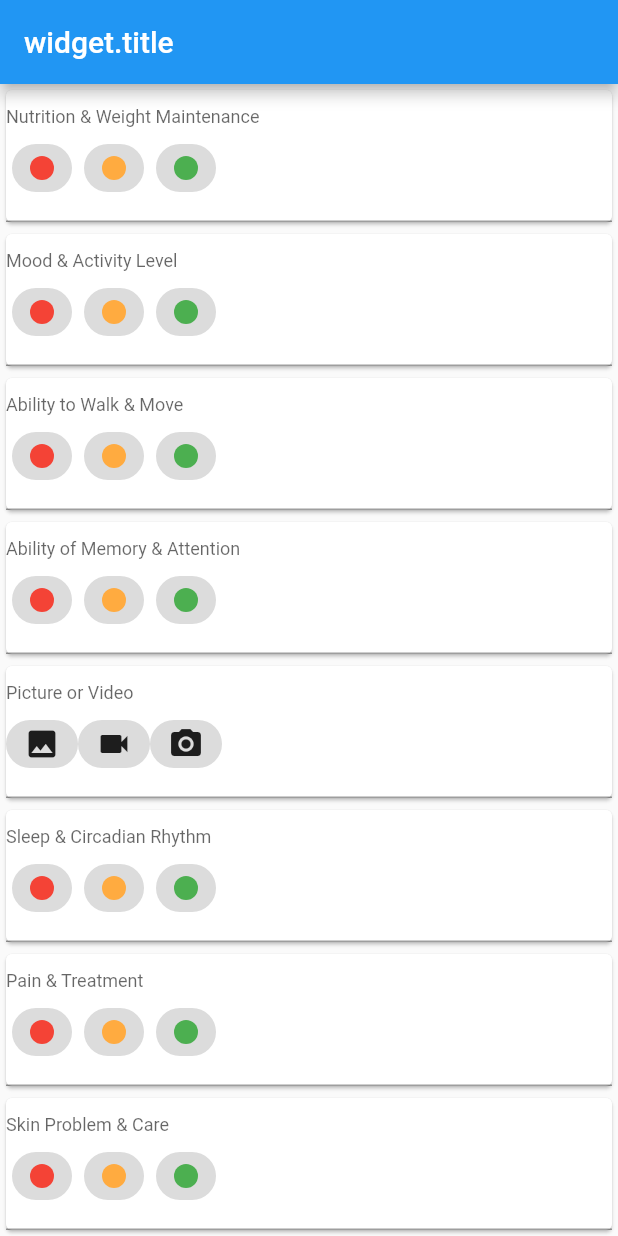
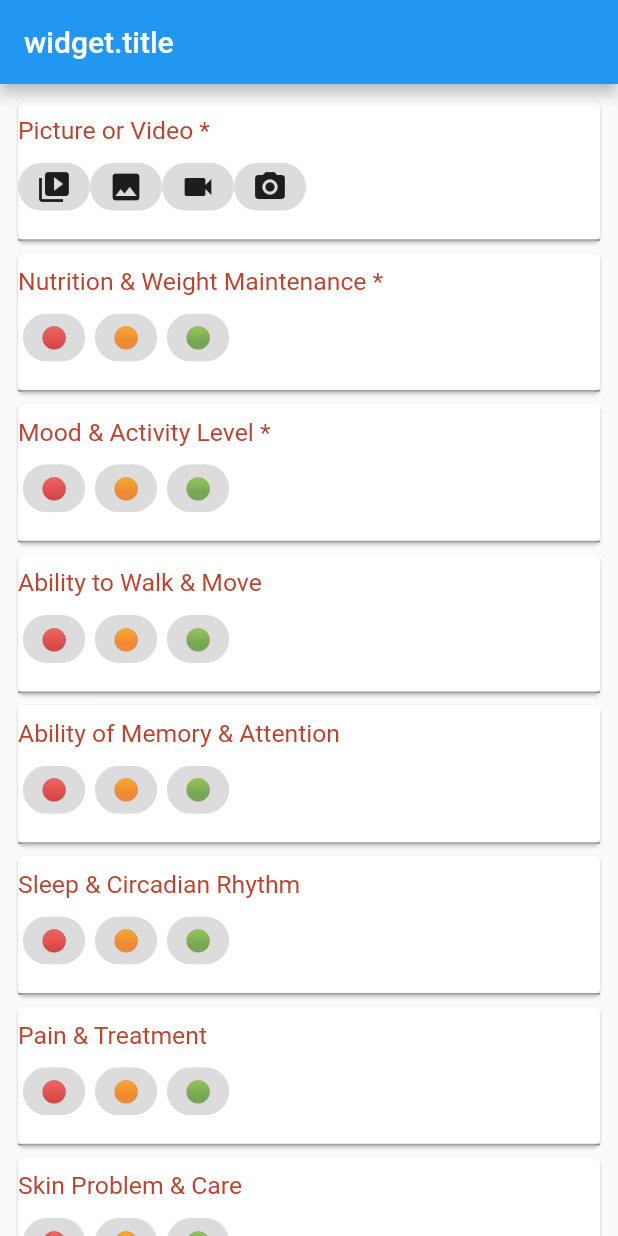
Before and after one commit to nolza95/granny_state_pic, a Flutter app: the screen it shows after launch, on a phone screen of 412 x 824 dp. Run offline on Flutter 3.47's test engine with Material 2 defaults, Android fonts, the light colour scheme and no system bars; drawn by our look-alikes of flutter_form_builder; our stand-ins replace image_picker, share, video_player.

Commit message:
디자인 완료

```diff
--- a/lib/main.dart
+++ b/lib/main.dart
@@ -1,8 +1,6 @@
 /*
-필수: 사진/동영상, 식이/체중, 기분/활동량, 거동기능, 인지기능
-옵션: 수면, 통증, 피부, 코멘트
-- 필수를 다 하면 사진 및 상태가 상단에 정리되고 옵션 및 share 버튼이 나타남
-share 2.0.4 와 image_pick, video_player 연동
+최상단 설명문, 배너광고
+선택하면 listTile 체크표시 나오게, * 3개 다 하면 share 플로팅버튼 나오게
  */
 
 import 'dart:async';
@@ -14,6 +12,7 @@ import 'package:flutter/material.dart';
 import 'package:flutter_form_builder/flutter_form_builder.dart';
 import 'package:image_picker/image_picker.dart';
 import 'package:video_player/video_player.dart';
+import 'package:share/share.dart';
 
 void main() {
   runApp(MyApp());
@@ -247,119 +246,37 @@ class _MyHomePageState extends State<MyHomePage> {
       ),
       body: Center(
         child: ListView(
+          padding: EdgeInsets.symmetric(vertical: 8.0, horizontal: 8.0),
           children: <Widget>[
             FormBuilder(
                 key: _formKey,
-                autovalidateMode: AutovalidateMode.always,
+                autovalidateMode: AutovalidateMode.onUserInteraction,
                 child: Column(children: <Widget>[
-                  Card(
+                  imagePaths.isNotEmpty
+                      ? Card(
+                          child: ListTile(
+                          title: isVideo == false
+                              ? Text(
+                                  'Picture',
+                                  style: TextStyle(
+                                      fontSize: 18.0, color: Color(0xffbb4430)),
+                                )
+                              : Text(
+                                  'Video',
+                                  style: TextStyle(
+                                      fontSize: 18.0, color: Color(0xffbb4430)),
+                                ),
+                          trailing: Icon(Icons.check),
+                        ))
+                      : Card(
                           child: FormBuilderChoiceChip(
-                    name: 'diet_weight',
-                    decoration: InputDecoration(
-                        labelText: 'Nutrition & Weight Maintenance'),
-                    options: [
-                      FormBuilderFieldOption(
-                          value: 'red',
-                          child: CircleAvatar(
-                            radius: 8.0,
-                            backgroundColor: Colors.red,
-                          )),
-                      FormBuilderFieldOption(
-                          value: 'orange',
-                          child: CircleAvatar(
-                            radius: 8.0,
-                            backgroundColor: Colors.orangeAccent,
-                          )),
-                      FormBuilderFieldOption(
-                          value: 'green',
-                          child: CircleAvatar(
-                            radius: 8.0,
-                            backgroundColor: Colors.green,
-                          )),
-                    ],
-                  )),
-                  Card(
-                      child: FormBuilderChoiceChip(
-                    name: 'mood_activity',
-                    decoration:
-                        InputDecoration(labelText: 'Mood & Activity Level'),
-                    options: [
-                      FormBuilderFieldOption(
-                          value: 'red',
-                          child: CircleAvatar(
-                            radius: 8.0,
-                            backgroundColor: Colors.red,
-                          )),
-                      FormBuilderFieldOption(
-                          value: 'orange',
-                          child: CircleAvatar(
-                            radius: 8.0,
-                            backgroundColor: Colors.orangeAccent,
-                          )),
-                      FormBuilderFieldOption(
-                          value: 'green',
-                          child: CircleAvatar(
-                            radius: 8.0,
-                            backgroundColor: Colors.green,
-                          )),
-                    ],
-                  )),
-                  Card(
-                      child: FormBuilderChoiceChip(
-                    name: 'ambulation',
-                    decoration:
-                        InputDecoration(labelText: 'Ability to Walk & Move'),
-                    options: [
-                      FormBuilderFieldOption(
-                          value: 'red',
-                          child: CircleAvatar(
-                            radius: 8.0,
-                            backgroundColor: Colors.red,
-                          )),
-                      FormBuilderFieldOption(
-                          value: 'orange',
-                          child: CircleAvatar(
-                            radius: 8.0,
-                            backgroundColor: Colors.orangeAccent,
-                          )),
-                      FormBuilderFieldOption(
-                          value: 'green',
-                          child: CircleAvatar(
-                            radius: 8.0,
-                            backgroundColor: Colors.green,
-                          )),
-                    ],
-                  )),
-                  Card(
-                      child: FormBuilderChoiceChip(
-                    name: 'cognition',
-                    decoration: InputDecoration(
-                        labelText: 'Ability of Memory & Attention'),
-                    options: [
-                      FormBuilderFieldOption(
-                          value: 'red',
-                          child: CircleAvatar(
-                            radius: 8.0,
-                            backgroundColor: Colors.red,
-                          )),
-                      FormBuilderFieldOption(
-                          value: 'orange',
-                          child: CircleAvatar(
-                            radius: 8.0,
-                            backgroundColor: Colors.orangeAccent,
-                          )),
-                      FormBuilderFieldOption(
-                          value: 'green',
-                          child: CircleAvatar(
-                            radius: 8.0,
-                            backgroundColor: Colors.green,
-                          )),
-                    ],
-                  )),
-                  Card(
-                      child: FormBuilderChoiceChip(
+                          validator: FormBuilderValidators.compose([
+                            FormBuilderValidators.required(context,
+                                errorText: 'required'),
+                          ]),
                           onChanged: (value) async {
                             if (value == 'take_picture') {
+                              isVideo = false;
                               final pickedFile = await _picker.pickImage(
                                 source: ImageSource.camera,
                               );
@@ -371,6 +288,7 @@ class _MyHomePageState extends State<MyHomePage> {
                             }
 
                             if (value == 'gallery_picture') {
+                              isVideo = false;
                               final pickedFile = await _picker.pickImage(
                                 source: ImageSource.gallery,
                               );
@@ -381,7 +299,20 @@ class _MyHomePageState extends State<MyHomePage> {
                               }
                             }
 
+                            if (value == 'gallery_video') {
+                              isVideo = true;
+                              final pickedFile = await _picker.pickVideo(
+                                source: ImageSource.gallery,
+                              );
+                              if (pickedFile != null) {
+                                setState(() {
+                                  imagePaths.add(pickedFile.path);
+                                });
+                              }
+                            }
+
                             if (value == 'take_video') {
+                              isVideo = true;
                               final pickedFile = await _picker.pickVideo(
                                 source: ImageSource.camera,
                               );
@@ -394,95 +325,133 @@ class _MyHomePageState extends State<MyHomePage> {
                           },
                           name: 'image',
                           decoration: InputDecoration(
-                      labelText: 'Picture or Video',
+                            labelStyle: TextStyle(
+                                fontSize: 22.0, color: Color(0xffbb4430)),
+                            labelText: 'Picture or Video *',
                           ),
                           options: [
                             FormBuilderFieldOption(
-                          value: 'gallery_picture', child: Icon(Icons.photo)),
+                                value: 'gallery_video',
+                                child: Icon(Icons.video_library)),
                             FormBuilderFieldOption(
-                          value: 'take_video', child: Icon(Icons.videocam)),
+                                value: 'gallery_picture',
+                                child: Icon(Icons.photo)),
                             FormBuilderFieldOption(
-                          value: 'take_picture', child: Icon(Icons.camera_alt)),
+                                value: 'take_video',
+                                child: Icon(Icons.videocam)),
+                            FormBuilderFieldOption(
+                                value: 'take_picture',
+                                child: Icon(Icons.camera_alt)),
                           ],
                         )),
-                  // option
+                  Card(
+                      child: FormBuilderChoiceChip(
+                    validator: FormBuilderValidators.compose([
+                      FormBuilderValidators.required(context,
+                          errorText: 'required'),
+                    ]),
+                    name: 'diet_weight',
+                    decoration: InputDecoration(
+                        labelStyle:
+                            TextStyle(fontSize: 22.0, color: Color(0xffbb4430)),
+                        labelText: 'Nutrition & Weight Maintenance *'),
+                    options: [
+                      FormBuilderFieldOption(value: 'red', child: Text('🔴')),
+                      FormBuilderFieldOption(
+                          value: 'orange', child: Text('🟠')),
+                      FormBuilderFieldOption(value: 'green', child: Text('🟢')),
+                    ],
+                  )),
+                  Card(
+                      child: FormBuilderChoiceChip(
+                    validator: FormBuilderValidators.compose([
+                      FormBuilderValidators.required(context,
+                          errorText: 'required'),
+                    ]),
+                    name: 'mood_activity',
+                    decoration: InputDecoration(
+                      labelText: 'Mood & Activity Level *',
+                      labelStyle:
+                          TextStyle(fontSize: 22.0, color: Color(0xffbb4430)),
+                    ),
+                    options: [
+                      FormBuilderFieldOption(value: 'red', child: Text('🔴')),
+                      FormBuilderFieldOption(
+                          value: 'orange', child: Text('🟠')),
+                      FormBuilderFieldOption(value: 'green', child: Text('🟢')),
+                    ],
+                  )),
+                  Card(
+                      child: FormBuilderChoiceChip(
+                    name: 'ambulation',
+                    decoration: InputDecoration(
+                        labelStyle:
+                            TextStyle(fontSize: 22.0, color: Color(0xffbb4430)),
+                        labelText: 'Ability to Walk & Move'),
+                    options: [
+                      FormBuilderFieldOption(value: 'red', child: Text('🔴')),
+                      FormBuilderFieldOption(
+                          value: 'orange', child: Text('🟠')),
+                      FormBuilderFieldOption(value: 'green', child: Text('🟢')),
+                    ],
+                  )),
+                  Card(
+                      child: FormBuilderChoiceChip(
+                    name: 'cognition',
+                    decoration: InputDecoration(
+                        labelStyle:
+                            TextStyle(fontSize: 22.0, color: Color(0xffbb4430)),
+                        labelText: 'Ability of Memory & Attention'),
+                    options: [
+                      FormBuilderFieldOption(value: 'red', child: Text('🔴')),
+                      FormBuilderFieldOption(
+                          value: 'orange', child: Text('🟠')),
+                      FormBuilderFieldOption(value: 'green', child: Text('🟢')),
+                    ],
+                  )),
                   Card(
                       child: FormBuilderChoiceChip(
                     name: 'sleep',
-                    decoration:
-                        InputDecoration(labelText: 'Sleep & Circadian Rhythm'),
+                    decoration: InputDecoration(
+                        labelStyle:
+                            TextStyle(fontSize: 22.0, color: Color(0xffbb4430)),
+                        labelText: 'Sleep & Circadian Rhythm'),
                     options: [
+                      FormBuilderFieldOption(value: 'red', child: Text('🔴')),
                       FormBuilderFieldOption(
-                          value: 'red',
-                          child: CircleAvatar(
-                            radius: 8.0,
-                            backgroundColor: Colors.red,
-                          )),
-                      FormBuilderFieldOption(
-                          value: 'orange',
-                          child: CircleAvatar(
-                            radius: 8.0,
-                            backgroundColor: Colors.orangeAccent,
-                          )),
-                      FormBuilderFieldOption(
-                          value: 'green',
-                          child: CircleAvatar(
-                            radius: 8.0,
-                            backgroundColor: Colors.green,
-                          )),
+                          value: 'orange', child: Text('🟠')),
+                      FormBuilderFieldOption(value: 'green', child: Text('🟢')),
                     ],
                   )),
                   Card(
                       child: FormBuilderChoiceChip(
                     name: 'pain',
-                    decoration: InputDecoration(labelText: 'Pain & Treatment'),
+                    decoration: InputDecoration(
+                        labelStyle:
+                            TextStyle(fontSize: 22.0, color: Color(0xffbb4430)),
+                        labelText: 'Pain & Treatment'),
                     options: [
+                      FormBuilderFieldOption(value: 'red', child: Text('🔴')),
                       FormBuilderFieldOption(
-                          value: 'red',
-                          child: CircleAvatar(
-                            radius: 8.0,
-                            backgroundColor: Colors.red,
-                          )),
-                      FormBuilderFieldOption(
-                          value: 'orange',
-                          child: CircleAvatar(
-                            radius: 8.0,
-                            backgroundColor: Colors.orangeAccent,
-                          )),
-                      FormBuilderFieldOption(
-                          value: 'green',
-                          child: CircleAvatar(
-                            radius: 8.0,
-                            backgroundColor: Colors.green,
-                          )),
+                          value: 'orange', child: Text('🟠')),
+                      FormBuilderFieldOption(value: 'green', child: Text('🟢')),
                     ],
                   )),
                   Card(
                       child: FormBuilderChoiceChip(
                     name: 'skin',
-                    decoration:
-                        InputDecoration(labelText: 'Skin Problem & Care'),
+                    decoration: InputDecoration(
+                        labelStyle:
+                            TextStyle(fontSize: 22.0, color: Color(0xffbb4430)),
+                        labelText: 'Skin Problem & Care'),
                     options: [
+                      FormBuilderFieldOption(value: 'red', child: Text('🔴')),
                       FormBuilderFieldOption(
-                          value: 'red',
-                          child: CircleAvatar(
-                            radius: 8.0,
-                            backgroundColor: Colors.red,
-                          )),
-                      FormBuilderFieldOption(
-                          value: 'orange',
-                          child: CircleAvatar(
-                            radius: 8.0,
-                            backgroundColor: Colors.orangeAccent,
-                          )),
-                      FormBuilderFieldOption(
-                          value: 'green',
-                          child: CircleAvatar(
-                            radius: 8.0,
-                            backgroundColor: Colors.green,
-                          )),
+                          value: 'orange', child: Text('🟠')),
+                      FormBuilderFieldOption(value: 'green', child: Text('🟢')),
                     ],
                   )),
+                  /* comment suspended
                   Card(
                     child: FormBuilderTextField(
                       name: 'comment',
@@ -506,6 +475,7 @@ class _MyHomePageState extends State<MyHomePage> {
                       keyboardType: TextInputType.text,
                     ),
                   ),
+                  */
                 ])),
             Row(children: <Widget>[
               Expanded(
```
Lines whose indentation alone changed are shown as unchanged.
